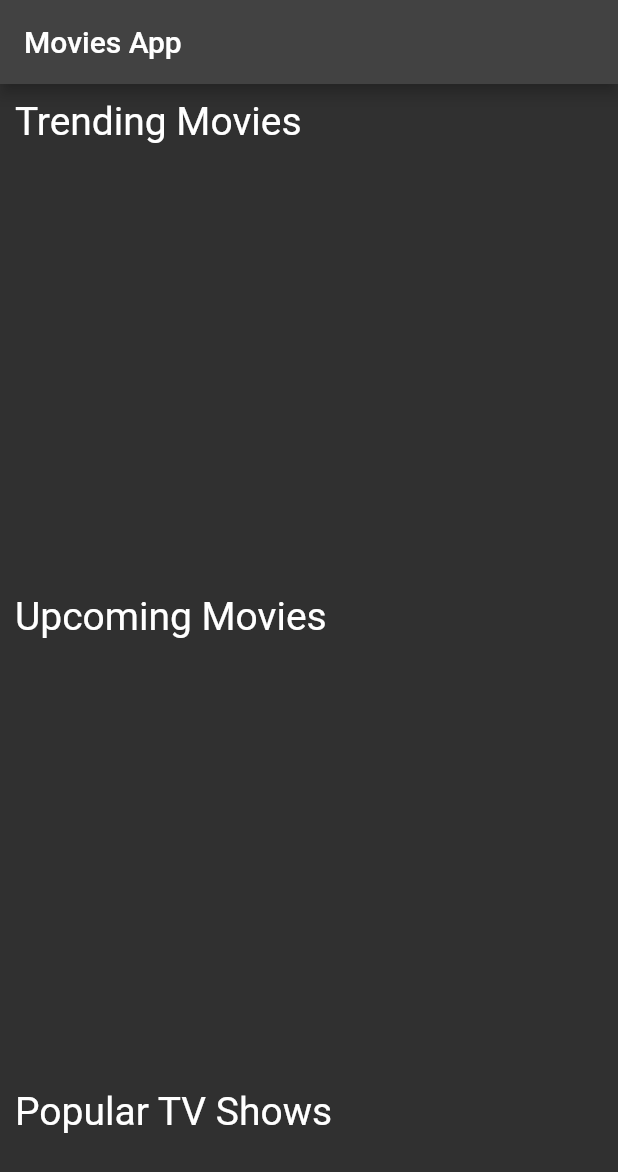
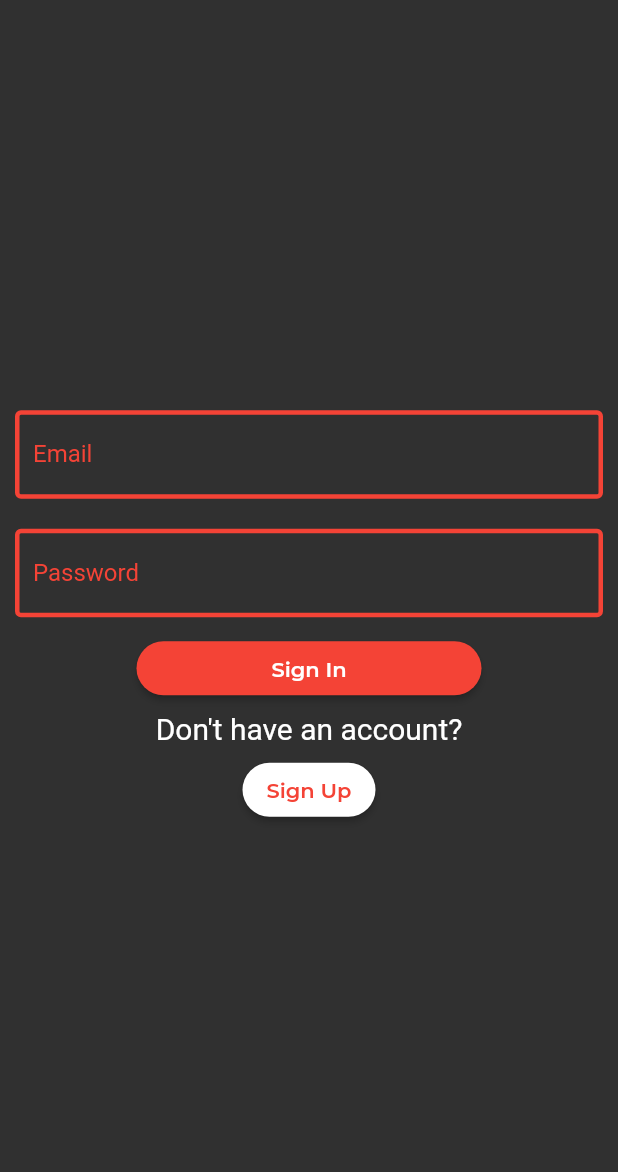
Before and after one commit to ADK-5/BingeTime, a Flutter app: the screen it shows after launch, on a phone screen of 412 x 824 dp. Shown: the top 1172 px of the screen. Run offline on Flutter 3.47's test engine with Material 2 defaults, Android fonts, the phone set to English and light mode, and no system bars; our stand-ins replace firebase_auth, firebase_core, google_fonts; missing offline and left inert: tmdb_api; accounts and stored records are empty; Roboto replaces fonts that are missing (Ubuntu).

```diff
--- /dev/null
+++ b/lib/auth.dart
@@ -0,0 +1,28 @@
+
+import 'package:firebase_auth/firebase_auth.dart';
+
+class Auth{
+  final FirebaseAuth _firebaseAuth=FirebaseAuth.instance;
+
+  User? get currentUser => _firebaseAuth.currentUser;
+  Stream<User?> get authStateChanges {
+    return _firebaseAuth.authStateChanges();
+  }
+
+  Future<void> signInWithEmailAndPassword({
+    required String email,
+    required String password,
+  }) async{
+    await _firebaseAuth.signInWithEmailAndPassword(email: email, password: password);
+  }
+
+  Future<void> createUserWithEmailAndPassword({
+    required String email,
+    required String password,
+  }) async{
+    await _firebaseAuth.createUserWithEmailAndPassword(email: email, password: password);
+  }
+  Future<void> signOut() async{
+    await _firebaseAuth.signOut();
+  }
+}
--- /dev/null
+++ b/lib/auth_screens/signIn.dart
@@ -0,0 +1,76 @@
+import 'package:flutter/material.dart';
+import 'package:google_fonts/google_fonts.dart';
+import 'package:moviesapp/auth.dart';
+import 'package:moviesapp/auth_screens/signUp.dart';
+import 'package:moviesapp/utils/textField.dart';
+
+class LoginPage extends StatefulWidget {
+  const LoginPage({Key? key}) : super(key: key);
+
+  @override
+  State<LoginPage> createState() => _LoginPageState();
+}
+
+class _LoginPageState extends State<LoginPage> {
+  final TextEditingController _controllerEmail = TextEditingController();
+  final TextEditingController _controllerPassword = TextEditingController();
+  String errorMessage = '';
+
+  @override
+  Widget build(BuildContext context) {
+    return Scaffold(
+      body: Container(
+        padding: EdgeInsets.all(10),
+        child: Column(
+          crossAxisAlignment: CrossAxisAlignment.center,
+          mainAxisAlignment: MainAxisAlignment.center,
+          children: [
+            TextFormField(
+                controller: _controllerEmail,
+                decoration: modifiedInputDecor.copyWith(labelText: "Email")),
+            SizedBox(
+              height: 20,
+            ),
+            TextFormField(
+              controller: _controllerPassword,
+              decoration: modifiedInputDecor.copyWith(labelText: "Password"),
+            ),
+            SizedBox(
+              height: 10,
+            ),
+            ElevatedButton(
+                onPressed: () {
+                  Auth().signInWithEmailAndPassword(
+                      email: _controllerEmail.text,
+                      password: _controllerPassword.text);
+                },
+                style: ButtonStyle(
+                    shape: MaterialStatePropertyAll(RoundedRectangleBorder(
+                        borderRadius: BorderRadius.circular(30))),
+                    fixedSize: const MaterialStatePropertyAll(
+                        Size(230, 10))),
+                child: Text("Sign In",style: GoogleFonts.montserrat(fontWeight: FontWeight.w600),)),
+            SizedBox(height: 5,),
+            Text(
+              "Don't have an account?",
+              style: GoogleFonts.ubuntu(fontSize: 20),
+            ),
+            SizedBox(height: 5,),
+            ElevatedButton(
+                onPressed: () {
+                  Navigator.push(context,
+                      MaterialPageRoute(builder: (context) => SignUpPage()));
+                },
+                style: ButtonStyle(
+                    shape: MaterialStatePropertyAll(RoundedRectangleBorder(
+                        borderRadius: BorderRadius.circular(30))),
+                  backgroundColor: MaterialStatePropertyAll(Colors.white),
+                ),
+
+                child: Text("Sign Up",style: GoogleFonts.montserrat(color: Colors.red,fontWeight: FontWeight.w600),)),
+          ],
+        ),
+      ),
+    );
+  }
+}
--- a/lib/description.dart
+++ b/lib/description.dart
@@ -65,7 +65,7 @@ class Description extends StatelessWidget {
               ),
               Flexible(
                   child: Container(
-                child: modified_text(
+                    child: modified_text(
                   text: description,
                   size: 18,
                 ),
@@ -81,7 +81,8 @@ class Description extends StatelessWidget {
 getColor(String s) {
   double n = double.parse(s);
   n = (n * 10).round() / 10;
-  if (n >= 8.0) return Colors.green;
+  if (n >= 8.0)
+    return Colors.green;
   else if (n >= 5.0) return Colors.deepOrange;
   return Colors.red;
 }
--- a/lib/main.dart
+++ b/lib/main.dart
@@ -1,13 +1,14 @@
 import 'package:flutter/foundation.dart';
 import 'package:flutter/material.dart';
-import 'package:moviesapp/utils/text.dart';
-import 'package:moviesapp/widgets/popularTV.dart';
-import 'package:moviesapp/widgets/trending.dart';
-import 'package:moviesapp/widgets/upcoming.dart';
-import 'package:tmdb_api/tmdb_api.dart';
+import 'package:firebase_core/firebase_core.dart';
+import 'package:moviesapp/widget_tree.dart';
+import 'firebase_options.dart';
 
-void main() {
-  runApp(const MyApp());
+Future<void> main() async{
+  WidgetsFlutterBinding.ensureInitialized();
+  await Firebase.initializeApp();
+
+  runApp(MyApp());
 }
 
 class MyApp extends StatelessWidget {
@@ -15,68 +16,6 @@ class MyApp extends StatelessWidget {
 
   @override
   Widget build(BuildContext context) {
-    return MaterialApp(
-      title: 'Flutter Demo',
-      theme: ThemeData(
-        primaryColor: Colors.blueGrey,
-        brightness: Brightness.dark,
-      ),
-      home: const MyHomePage(),
-    );
+    return WidgetTree();
   }
 }
-
-class MyHomePage extends StatefulWidget {
-  const MyHomePage({super.key});
-
-  @override
-  State<MyHomePage> createState() => _MyHomePageState();
-}
-
-class _MyHomePageState extends State<MyHomePage> {
-  List trendingMovies = [];
-  List upcomingMovies=[];
-  List popularTV=[];
-  final String apikey = '3655ee9c7ada9894390d9da7a47b4968';
-  final readAccessToken =
-      'eyJhbGciOiJIUzI1NiJ9.eyJhdWQiOiIzNjU1ZWU5YzdhZGE5ODk0MzkwZDlkYTdhNDdiNDk2OCIsInN1YiI6IjYzYzI0YmZmYTU3NDNkMDA4OTEwYmJlNSIsInNjb3BlcyI6WyJhcGlfcmVhZCJdLCJ2ZXJzaW9uIjoxfQ.1U2UJzQ04DVyaD55ko9XikcU-ue31hJDGK916w4H9n0';
-
-  @override
-  void initState(){
-    loadMovies();
-    super.initState();
-  }
-
-  loadMovies() async {
-    TMDB tmdbWithCustomLogs = TMDB(ApiKeys(apikey, readAccessToken),
-        logConfig: const ConfigLogger(
-          showLogs: true,
-          showErrorLogs: true,
-        ));
-    Map trendingresult = await tmdbWithCustomLogs.v3.trending.getTrending();
-    Map upcomingResult = await tmdbWithCustomLogs.v3.movies.getUpcoming();
-    Map popularTVResult = await tmdbWithCustomLogs.v3.tv.getPopular();
-
-    setState(() {
-      trendingMovies=trendingresult['results'];
-      upcomingMovies=upcomingResult['results'];
-      popularTV=popularTVResult['results'];
-    });
-    if (kDebugMode) {
-      print(trendingresult);
-    }
-  }
-
-  @override
-  Widget build(BuildContext context) {
-    return Scaffold(
-      appBar: AppBar(title:modified_text(text: "Movies App"),),
-      body: ListView(children: [
-        TrendingMovies(moviesList: trendingMovies),
-        UpcomingMovies(moviesList: upcomingMovies),
-        PopularTVShows(moviesList: popularTV)
-
-      ]),
-    );
-  }
-}
--- /dev/null
+++ b/lib/utils/textField.dart
@@ -0,0 +1,9 @@
+import 'package:flutter/material.dart';
+
+InputDecoration modifiedInputDecor=InputDecoration(
+  labelStyle: TextStyle(color: Colors.red),
+  border: OutlineInputBorder(borderRadius: BorderRadius.circular(10)),
+  focusedBorder: OutlineInputBorder(borderSide: BorderSide(width: 3,color: Colors.red)),
+  enabledBorder: OutlineInputBorder(borderSide: BorderSide(width: 3,color: Colors.red)),
+  disabledBorder: OutlineInputBorder(borderSide: BorderSide(width: 3,color: Colors.red)),
+);
--- /dev/null
+++ b/lib/widget_tree.dart
@@ -0,0 +1,35 @@
+import 'package:moviesapp/homePage.dart';
+import 'package:flutter/material.dart';
+import 'package:firebase_auth/firebase_auth.dart';
+import 'auth.dart';
+import 'auth_screens/signIn.dart';
+
+class WidgetTree extends StatefulWidget {
+  const WidgetTree({Key? key}) : super(key: key);
+
+  @override
+  State<WidgetTree> createState() => _WidgetTreeState();
+}
+
+class _WidgetTreeState extends State<WidgetTree> {
+  @override
+  Widget build(BuildContext context) {
+    return MaterialApp(
+      theme: ThemeData(brightness: Brightness.dark,primarySwatch: Colors.red),
+      home: StreamBuilder(
+          stream: Auth().authStateChanges,
+          builder: (context,snapshot){
+            Auth().authStateChanges.listen((User? user) {
+              if(user==null) print("No user");
+              else print("User ${user.uid} signed In");
+            });
+            if(snapshot.hasData){
+              return const MyHomePage();
+            }
+            else{
+              return const LoginPage();
+            }
+          }),
+    );
+  }
+}
--- a/pubspec.yaml
+++ b/pubspec.yaml
@@ -37,6 +37,8 @@ dependencies:
   cupertino_icons: ^1.0.2
   tmdb_api: ^2.1.5
   google_fonts: ^4.0.4
+  firebase_core: ^2.14.0
+  firebase_auth: ^4.6.3
 
 dev_dependencies:
   flutter_test:
```
Also changed, not shown: lib/auth_screens/signUp.dart (added, +85 -0 lines), lib/homePage.dart (added, +75 -0 lines), Screenshot 2023-06-23 194316.png (added), lib/firebase_options.dart (added), pubspec.lock, 3 other files.
